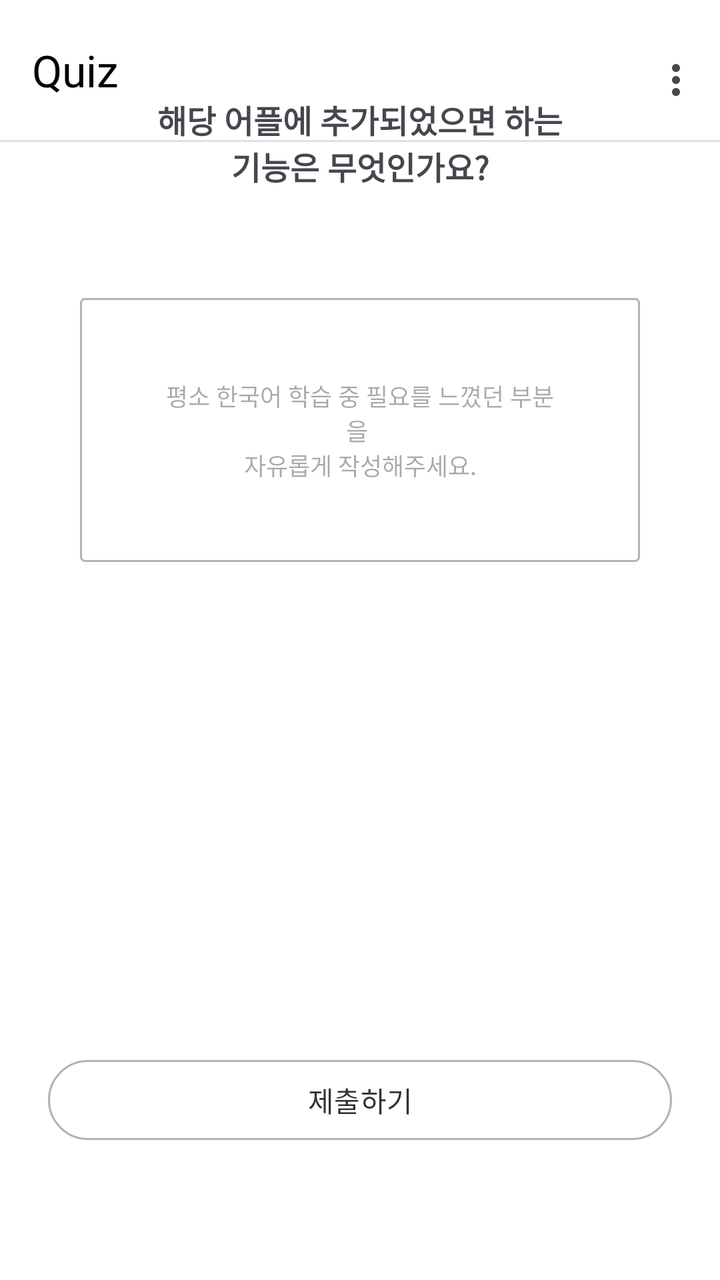
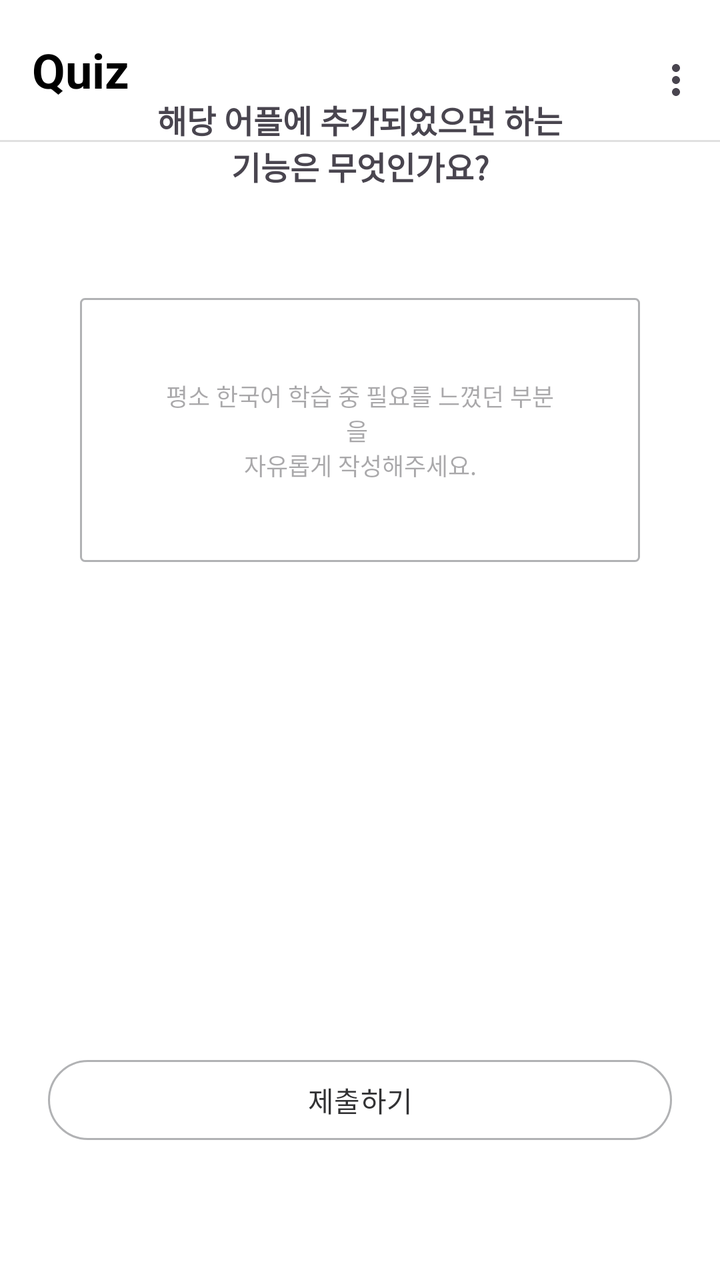

Before-and-after screenshots of an Android layout around one commit, followed by the original layout XML and the change that was made.
<!-- AndroidManifest.xml: application theme Theme.GURU2 -->
<!-- res/layout/fragment_survey_q4.xml -->
<?xml version="1.0" encoding="utf-8"?>
<androidx.constraintlayout.widget.ConstraintLayout xmlns:android="http://schemas.android.com/apk/res/android"
    xmlns:app="http://schemas.android.com/apk/res-auto"
    xmlns:tools="http://schemas.android.com/tools"
    android:layout_width="match_parent"
    android:layout_height="match_parent"
    android:background="#FFF"
    tools:context=".SurveyQ4Fragment">

    
    <com.google.android.material.appbar.AppBarLayout
        android:id="@+id/appBar"
        android:layout_width="0dp"
        android:layout_height="wrap_content"
        android:background="#FFFFFF"
        app:layout_constraintTop_toTopOf="parent"
        app:layout_constraintStart_toStartOf="parent"
        app:layout_constraintEnd_toEndOf="parent">

        <com.google.android.material.appbar.MaterialToolbar
            android:id="@+id/mainToolbar"
            android:layout_width="match_parent"
            android:layout_height="70dp"
            android:background="#FFF"
            android:paddingVertical="8dp"
            app:menu="@menu/menu_main"
            app:title="Quiz"
            app:titleTextColor="@android:color/black" />
        <View
            android:layout_width="match_parent"
            android:layout_height="1dp"
            android:background="#E0E0E0" />

    </com.google.android.material.appbar.AppBarLayout>

    
    <TextView
        android:id="@+id/Q4TextView"
        android:layout_width="211dp"
        android:layout_height="61dp"
        android:layout_marginBottom="40dp"
        android:text="해당 어플에 추가되었으면 하는 기능은 무엇인가요?"
        android:textAlignment="center"
        android:textSize="16sp"
        android:textStyle="bold"
        app:layout_constraintBottom_toTopOf="@+id/editText"
        app:layout_constraintEnd_toEndOf="parent"
        app:layout_constraintStart_toStartOf="parent" />

    
    <EditText
        android:id="@+id/editText"
        android:layout_width="0dp"
        android:layout_height="wrap_content"
        android:layout_marginStart="40dp"
        android:layout_marginEnd="40dp"
        android:layout_marginBottom="245dp"
        android:hint="평소 한국어 학습 중 필요를 느꼈던 부분을 \n자유롭게 작성해주세요."
        android:background="@drawable/bg_edittext"
        android:padding="40dp"
        android:textSize="12dp"
        android:selectAllOnFocus="false"
        android:singleLine="false"
        android:textAlignment="center"
        app:layout_constraintBottom_toTopOf="@+id/btnSubmit"
        app:layout_constraintEnd_toEndOf="parent"
        app:layout_constraintStart_toStartOf="parent" />

    
    <Button
        android:id="@+id/btnSubmit"
        android:layout_width="match_parent"
        android:layout_height="48dp"
        android:layout_marginStart="24dp"
        android:layout_marginEnd="24dp"
        android:layout_marginBottom="66dp"
        android:text="제출하기"
        android:textColor="#323234"
        app:backgroundTint="#FFF"
        app:layout_constraintBottom_toBottomOf="parent"
        app:layout_constraintEnd_toEndOf="parent"
        app:layout_constraintStart_toStartOf="parent"
        app:strokeColor="#B1B2B4"
        app:strokeWidth="1dp" />


</androidx.constraintlayout.widget.ConstraintLayout>
<!-- resources referenced by this layout -->
<resources>
  <!-- drawable bg_edittext (drawable) -->
  <?xml version="1.0" encoding="utf-8"?>
  <shape xmlns:android="http://schemas.android.com/apk/res/android"
      android:shape="rectangle">
  
      <solid android:color="#FFFFFF" />
  
      <stroke
          android:width="1dp"
          android:color="#B1B2B4" />
  
      <corners android:radius="2dp" />
  </shape>
  <style name="Theme.GURU2" parent="Base.Theme.GURU2" />
  <style name="Base.Theme.GURU2" parent="Theme.Material3.DayNight.NoActionBar">
  
          <item name="android:windowLightStatusBar">true</item>
  
          <item name="android:windowTranslucentStatus">false</item>
  
          <item name="popupMenuBackground">@android:color/transparent</item>
          <item name="android:itemBackground">#E9ECFF</item>
          
      </style>
</resources>

<!-- the commit's change to res/layout/fragment_survey_q4.xml (unified diff, before → after) -->
@@ -25,6 +25,7 @@
             android:paddingVertical="8dp"
             app:menu="@menu/menu_main"
             app:title="Quiz"
+            app:titleTextAppearance="@style/ToolbarTitleBold"
             app:titleTextColor="@android:color/black" />
         <View
             android:layout_width="match_parent"
<!-- resource entries referenced after the edit -->
@@ -13,6 +13,10 @@
   
       <corners android:radius="2dp" />
   </shape>
+  <style name="ToolbarTitleBold">
+          <item name="android:textStyle">bold</item>
+          <item name="android:textSize">24sp</item>
+      </style>
   <style name="Theme.GURU2" parent="Base.Theme.GURU2" />
   <style name="Base.Theme.GURU2" parent="Theme.Material3.DayNight.NoActionBar">
   
